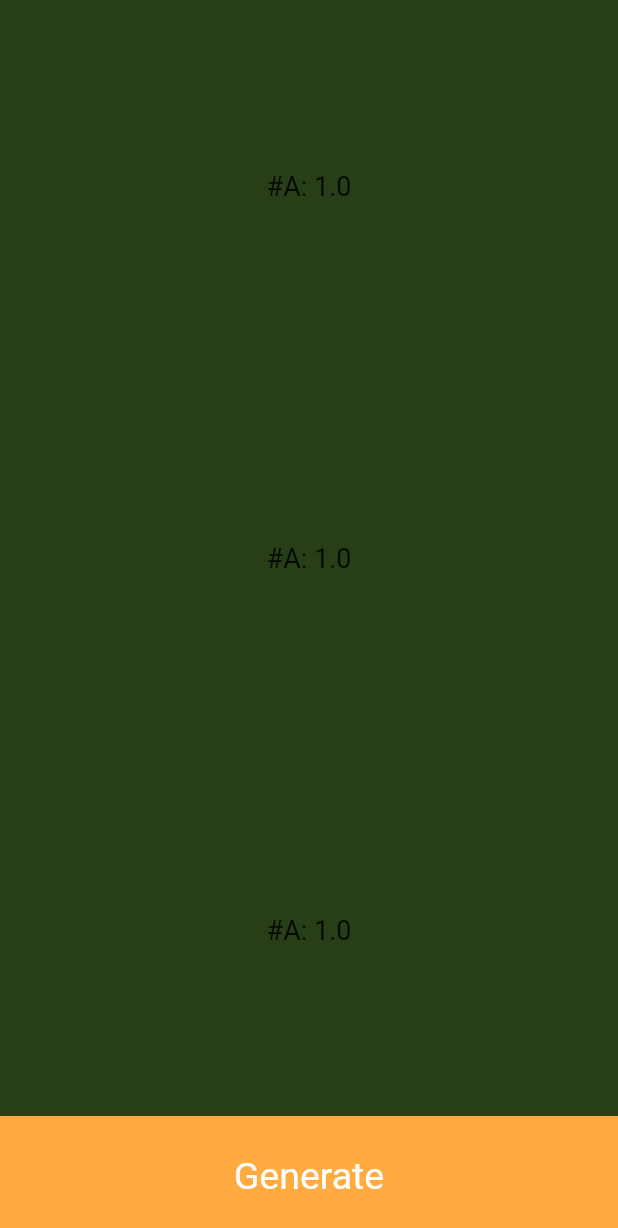
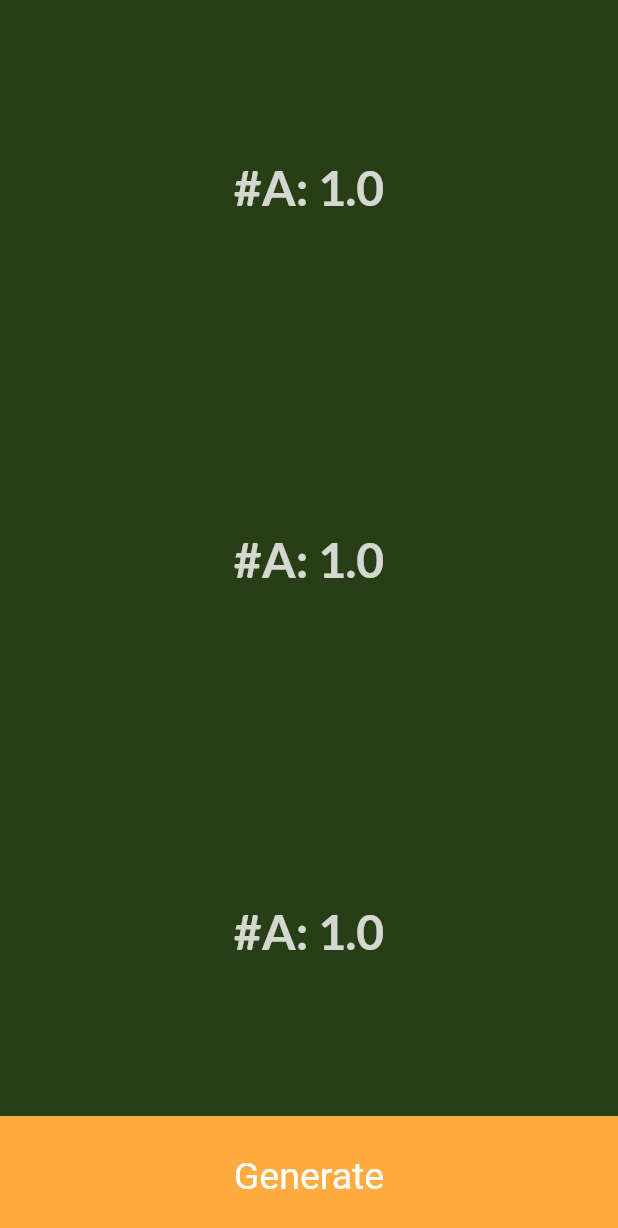
Before and after one commit to shenoyganeshprasad/Color-App-Flutter, a Flutter app: the screen it shows after launch, on a phone screen of 412 x 824 dp. Shown: the top 1228 px of the screen. Run offline on Flutter 3.47's test engine with Material 2 defaults, Android fonts, the light colour scheme and no system bars; our stand-ins replace google_fonts.

Commit message:
Add styles

```diff
--- a/lib/widgets/colorcontainer.dart
+++ b/lib/widgets/colorcontainer.dart
@@ -1,4 +1,5 @@
 import 'package:flutter/material.dart';
+import 'package:google_fonts/google_fonts.dart';
 
 class ColorContainer extends StatelessWidget {
   final Color bgColor;
@@ -11,9 +12,17 @@ class ColorContainer extends StatelessWidget {
         width: double.infinity,
         color: bgColor,
         child: Center(
-          child: Text(
-            "#" + hexValue,
-            style: TextStyle(fontSize: 18.0),
+          child: Opacity(
+            opacity: 0.8,
+            child: Text(
+              "#" + hexValue,
+              style: GoogleFonts.lato(
+                  textStyle: TextStyle(
+                fontSize: 32.0,
+                color: Colors.white,
+                fontWeight: FontWeight.bold
+              )),
+            ),
           ),
         ),
       ),
```
